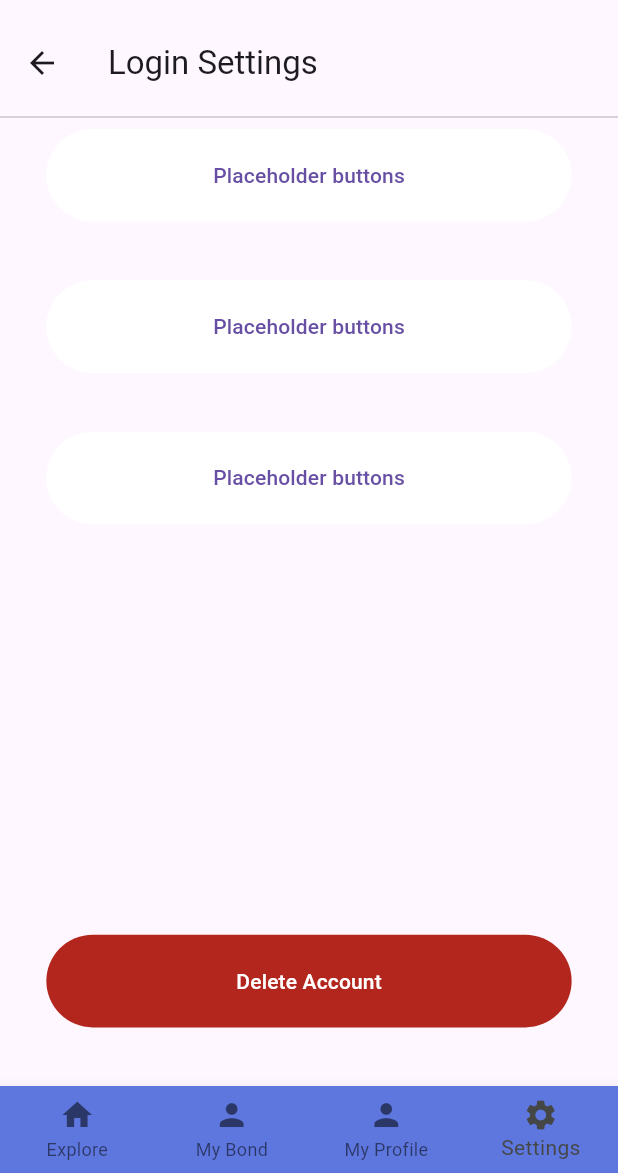
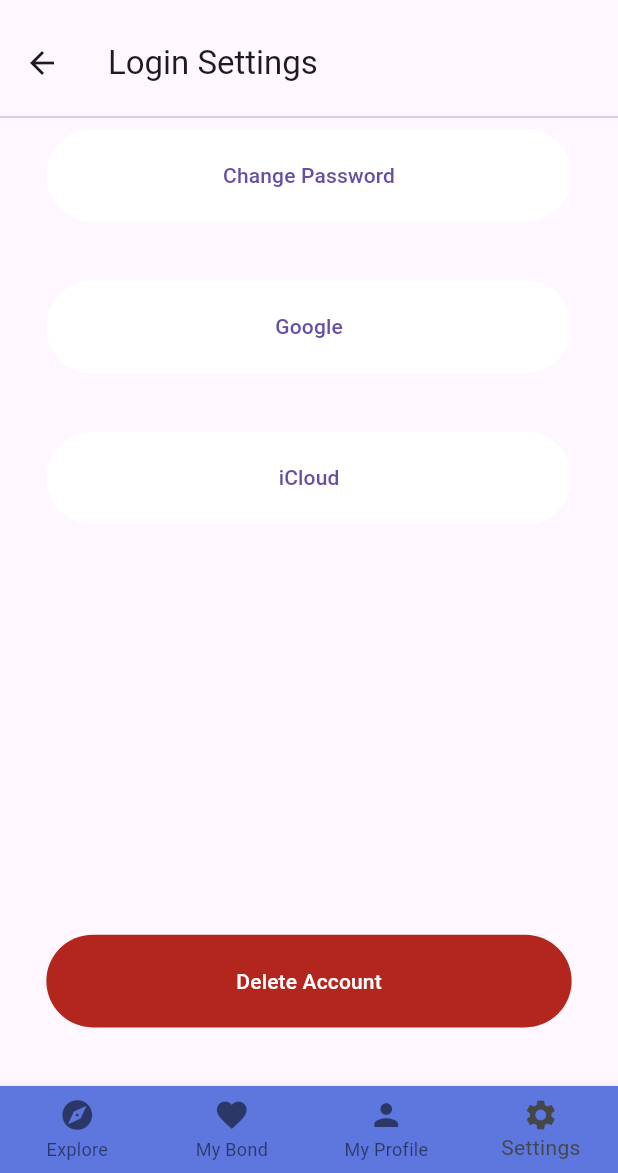
Before and after one commit to BoilerBond/FlutterApp, a Flutter app: the screen it shows after launch, item 4 of the bottom bar chosen, after a tap on "Login Settings", on a phone screen of 412 x 824 dp, the part 63-1236 px from its top. Run offline on Flutter 3.47's test engine with Material 3 defaults, Android fonts, the phone set to English and light mode, and no system bars.

Commit message:
added icons to buttons and confirm dialogue

```diff
--- a/lib/main.dart
+++ b/lib/main.dart
@@ -82,11 +82,11 @@ class _MyHomePageState extends State<MyHomePage> {
         },
         items: [
           BottomNavigationBarItem(
-            icon: Icon(Icons.home),
+            icon: Icon(Icons.explore),
             label: 'Explore',
           ),
           BottomNavigationBarItem(
-            icon: Icon(Icons.person),
+            icon: Icon(Icons.favorite),
             label: 'My Bond',
           ),
           BottomNavigationBarItem(
--- a/lib/presentation/screens/dashboard/settings/login_settings/login_settings.dart
+++ b/lib/presentation/screens/dashboard/settings/login_settings/login_settings.dart
@@ -15,7 +15,7 @@ class _LoginSettingsPage extends State<LoginSettings> {
                 fixedSize: Size(MediaQuery.of(context).size.width * 0.85, MediaQuery.of(context).size.height * 0.075), // Button width and height
               ),
               onPressed: () {},
-              label: const Text('Placeholder buttons'),
+              label: const Text('Change Password'),
             ),
             Spacer(),
             TextButton.icon(
@@ -24,7 +24,7 @@ class _LoginSettingsPage extends State<LoginSettings> {
                 fixedSize: Size(MediaQuery.of(context).size.width * 0.85, MediaQuery.of(context).size.height * 0.075), // Button width and height
               ),
               onPressed: () {},
-              label: const Text('Placeholder buttons'),
+              label: const Text('Google'),
             ),
             Spacer(),
             TextButton.icon(
@@ -33,7 +33,7 @@ class _LoginSettingsPage extends State<LoginSettings> {
                 fixedSize: Size(MediaQuery.of(context).size.width * 0.85, MediaQuery.of(context).size.height * 0.075), // Button width and height
               ),
               onPressed: () {},
-              label: const Text('Placeholder buttons'),
+              label: const Text('iCloud'),
             ),
             Spacer(flex: 7),
             TextButton.icon(
@@ -42,7 +42,9 @@ class _LoginSettingsPage extends State<LoginSettings> {
                 backgroundColor: Theme.of(context).colorScheme.error,
                 fixedSize: Size(MediaQuery.of(context).size.width * 0.85, MediaQuery.of(context).size.height * 0.075), // Button width and height
               ),
-              onPressed: () {},
+              onPressed: () {
+                _showConfirmDialog(context);
+              },
               label: const Text('Delete Account'),
             ),
             Spacer()
@@ -59,3 +61,31 @@ class LoginSettings extends StatefulWidget {
   @override
   State<LoginSettings> createState() => _LoginSettingsPage();
 }
+
+ Future<bool> _showConfirmDialog(BuildContext context) async {
+    return await showDialog<bool>(
+          context: context,
+          barrierDismissible: true,
+          builder: (BuildContext context) {
+            return AlertDialog(
+              title: const Text('Are you sure?'),
+              actions: <Widget>[
+                TextButton(
+                  child: const Text('Cancel'),
+                  onPressed: () {
+                    Navigator.pop(context, false);
+                  },
+                ),
+                TextButton(
+                  child: const Text('Confirm'),
+                  onPressed: () {
+                    // delete user information in Firebase
+                    // log out user
+                  },
+                ),
+              ],
+            );
+          },
+        ) ??
+        false;
+  }
--- a/lib/presentation/screens/dashboard/settings/settingsScreen.dart
+++ b/lib/presentation/screens/dashboard/settings/settingsScreen.dart
@@ -53,43 +53,11 @@ class MyRouterDelegate extends RouterDelegate<Object>
     notifyListeners();
   }
 
-  Future<bool> _showConfirmDialog() async {
-    return await showDialog<bool>(
-          context: navigatorKey.currentContext!,
-          barrierDismissible: false,
-          builder: (BuildContext context) {
-            return AlertDialog(
-              title: const Text('Are you sure?'),
-              actions: <Widget>[
-                TextButton(
-                  child: const Text('Cancel'),
-                  onPressed: () {
-                    Navigator.of(context).pop(false);
-                  },
-                ),
-                TextButton(
-                  child: const Text('Confirm'),
-                  onPressed: () {
-                    Navigator.of(context).pop(true);
-                  },
-                ),
-              ],
-            );
-          },
-        ) ??
-        false;
-  }
-
   Future<void> _handlePopDetails(bool didPop, void result) async {
     if (didPop) {
       if (showPrivacyPage) showPrivacyPage = false;
       if (showLoginPage) showLoginPage = false;
       return;
-    }
-    final bool confirmed = await _showConfirmDialog();
-    if (confirmed) {
-      if (showPrivacyPage) showPrivacyPage = false;
-      if (showLoginPage) showLoginPage = false;
     }
   }
 
@@ -145,56 +113,68 @@ class _SettingsPageState extends State<_SettingsPage> {
         child: Column(
           children: [
             Divider(),
-            TextButton(style: TextButton.styleFrom(
+            TextButton.icon(
+              style: TextButton.styleFrom(
                 backgroundColor: Theme.of(context).colorScheme.onPrimary,
                 fixedSize: Size(MediaQuery.of(context).size.width * 0.85, MediaQuery.of(context).size.height * 0.08), // Button width and height
               ),
               onPressed: () {},
-              child: const Text('App Settings'),
+              icon: Icon(Icons.desktop_windows),
+              label: const Text('App Settings'),
             ),
             Spacer(),
-            TextButton(style: TextButton.styleFrom(
+            TextButton.icon(
+              style: TextButton.styleFrom(
                 backgroundColor: Theme.of(context).colorScheme.onPrimary,
                 fixedSize: Size(MediaQuery.of(context).size.width * 0.85, MediaQuery.of(context).size.height * 0.08), // Button width and height
               ),
               onPressed: () {
                 MyRouterDelegate.of(context).showLoginPage = true;
               },
-              child: const Text('Login Settings'),
+              icon: Icon(Icons.alternate_email),
+              label: const Text('Login Settings'),
             ),
             Spacer(),
-            TextButton(style: TextButton.styleFrom(
+            TextButton.icon(
+              style: TextButton.styleFrom(
                 backgroundColor: Theme.of(context).colorScheme.onPrimary,
                 fixedSize: Size(MediaQuery.of(context).size.width * 0.85, MediaQuery.of(context).size.height * 0.08), // Button width and height
               ),
               onPressed: () {
                 MyRouterDelegate.of(context).showPrivacyPage = true;
               },
-              child: const Text('Privacy Settings'),
+              icon: Icon(Icons.visibility_off),
+              label: const Text('Privacy Settings'),
             ),
             Spacer(),
-            TextButton(style: TextButton.styleFrom(
+            TextButton.icon(
+              style: TextButton.styleFrom(
                 backgroundColor: Theme.of(context).colorScheme.onPrimary,
                 fixedSize: Size(MediaQuery.of(context).size.width * 0.85, MediaQuery.of(context).size.height * 0.08), // Button width and height
               ),
               onPressed: () {},
-              child: const Text('Safety Settings'),
+              icon: Icon(Icons.key),
+              label: const Text('Safety Settings'),
             ),
             Spacer(),
-            TextButton(style: TextButton.styleFrom(
+            TextButton.icon(
+              style: TextButton.styleFrom(
                 backgroundColor: Theme.of(context).colorScheme.onPrimary,
                 fixedSize: Size(MediaQuery.of(context).size.width * 0.85, MediaQuery.of(context).size.height * 0.08), // Button width and height
               ),
               onPressed: () {},
-              child: const Text('Legal Information'),
+              icon: Icon(Icons.list),
+              label: const Text('Legal Information'),
             ),
             Spacer(),
-            TextButton(style: TextButton.styleFrom(
+            TextButton.icon(
+              style: TextButton.styleFrom(
                 backgroundColor: Theme.of(context).colorScheme.onPrimary,
                 fixedSize: Size(MediaQuery.of(context).size.width * 0.85, MediaQuery.of(context).size.height * 0.08), // Button width and height
               ),
               onPressed: () {},
-              child: const Text('BoilerBond Guide'),
+              icon: Icon(Icons.help_outline),
+              label: const Text('BoilerBond Guide'),
             ),
             Spacer(flex: 5)
           ]
```
